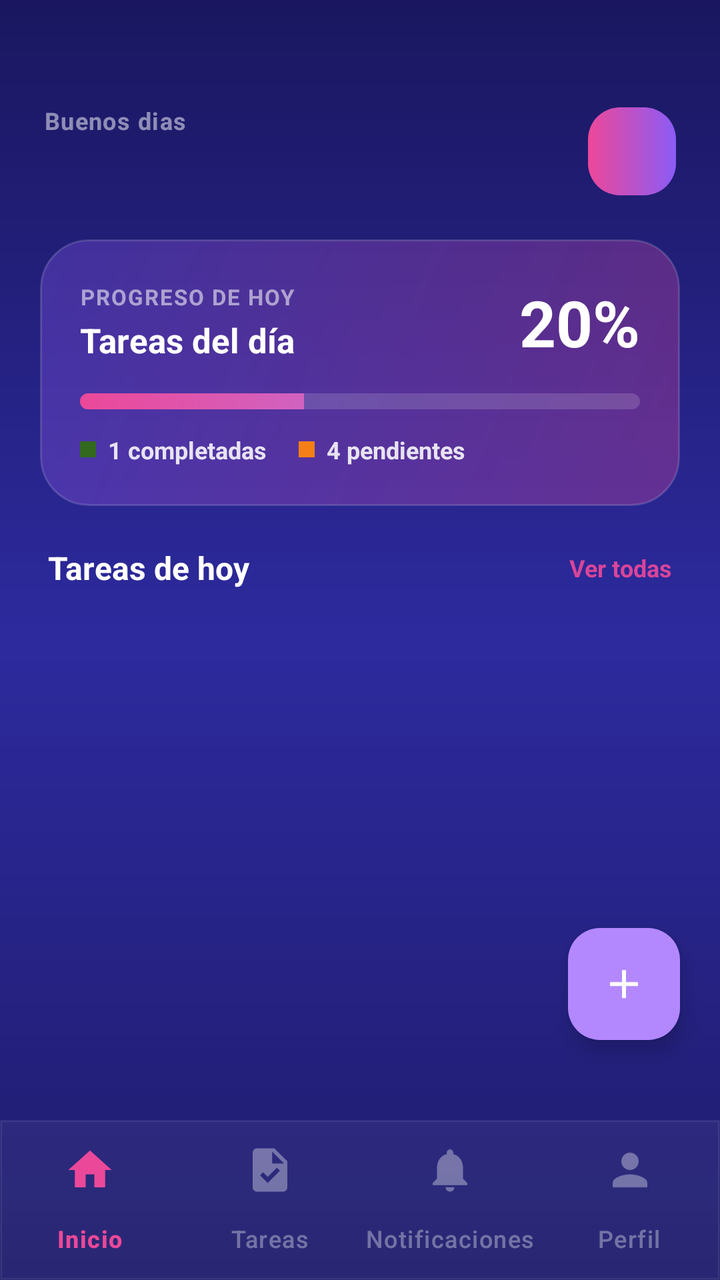
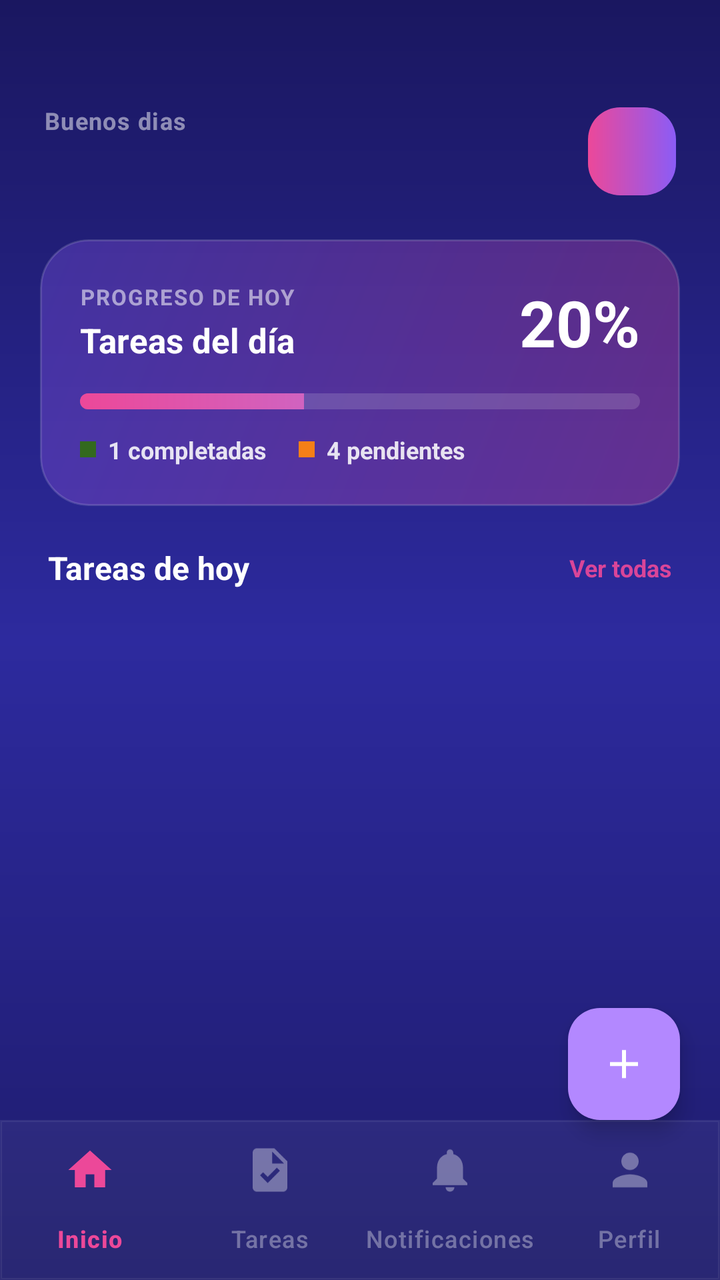

Compare the two renders of this Android layout. The source of the first and the diff that turns it into the second are given below.
<!-- AndroidManifest.xml: application theme Theme.AppTareas -->
<!-- res/layout/home.xml -->
<?xml version="1.0" encoding="utf-8"?>
<androidx.coordinatorlayout.widget.CoordinatorLayout
    xmlns:android="http://schemas.android.com/apk/res/android"
    xmlns:app="http://schemas.android.com/apk/res-auto"
    android:layout_width="match_parent"
    android:layout_height="match_parent"
    android:background="@drawable/bg_gradient_login"
    >
<androidx.core.widget.NestedScrollView
    android:layout_width="match_parent"
    android:layout_height="match_parent"

    android:fillViewport="true"
    android:paddingBottom="120dp"
    android:clipToPadding="false">

    <LinearLayout
        android:layout_width="match_parent"
        android:layout_height="match_parent"
        android:orientation="vertical">

        
        <LinearLayout
            android:layout_width="match_parent"
            android:layout_height="wrap_content"
            android:orientation="horizontal"
            android:paddingStart="22dp"
            android:paddingEnd="22dp"
            android:paddingTop="52dp"
            android:paddingBottom="20dp"
            android:gravity="center_vertical"
            >

            <LinearLayout
                android:layout_width="0dp"
                android:layout_height="wrap_content"
                android:orientation="vertical"
                android:layout_weight="1">

                <TextView
                    android:layout_width="wrap_content"
                    android:layout_height="wrap_content"
                    android:id="@+id/greeting"
                    android:text="Buenos dias"
                    android:textColor="#80FFFFFF"
                    android:textSize="12sp"
                    android:textStyle="bold"
                    android:letterSpacing="0.04"
                    />

                <TextView
                    android:id="@+id/userName"
                    android:text=" "
                    android:layout_width="wrap_content"
                    android:layout_height="wrap_content"
                    android:layout_marginTop="2dp"
                    android:textColor="#FFFFFF"
                    android:textSize="22sp"
                    android:textStyle="bold"

                    />

            </LinearLayout>

            <androidx.cardview.widget.CardView
                android:id="@+id/cvAvatar"
                android:layout_width="44dp"
                android:layout_height="44dp"
                app:cardCornerRadius="14dp"
                android:padding="20dp"
                app:cardBackgroundColor="#00000000"
                app:cardElevation="0dp"
                android:layout_marginLeft="10dp"
                >
                <ImageView android:id="@+id/avatar"
                    android:layout_width="match_parent"
                    android:layout_height="match_parent"
                    android:background="@drawable/bg_button_gradient"
                    android:scaleType="centerCrop"
                    android:contentDescription="Avatar"
                    />
            </androidx.cardview.widget.CardView>



        </LinearLayout>

        
        <androidx.cardview.widget.CardView
            android:layout_width="match_parent"
            android:layout_height="wrap_content"
            android:layout_marginStart="20dp"
            android:layout_marginEnd="20dp"
            android:layout_marginBottom="20dp"
            app:cardCornerRadius="24dp"
            app:cardBackgroundColor="#00000000"
            app:cardElevation="0dp">

            <LinearLayout
                android:layout_width="match_parent"
                android:layout_height="wrap_content"
                android:orientation="vertical"
                android:background="@drawable/bg_progress_card"
                android:padding="20dp">

                
                <LinearLayout
                    android:layout_width="match_parent"
                    android:layout_height="wrap_content"
                    android:orientation="horizontal"
                    android:gravity="center_vertical"
                    android:layout_marginBottom="14dp">

                    <LinearLayout
                        android:layout_width="0dp"
                        android:layout_height="wrap_content"
                        android:layout_weight="1"
                        android:orientation="vertical">

                        <TextView
                            android:layout_width="wrap_content"
                            android:layout_height="wrap_content"
                            android:text="PROGRESO DE HOY"
                            android:textColor="#8CFFFFFF"
                            android:textSize="11sp"
                            android:textStyle="bold"
                            android:letterSpacing="0.06" />

                        <TextView
                            android:layout_width="wrap_content"
                            android:layout_height="wrap_content"
                            android:layout_marginTop="3dp"
                            android:text="Tareas del día"
                            android:textColor="#FFFFFF"
                            android:textSize="17sp"
                            android:textStyle="bold" />

                    </LinearLayout>

                    <TextView
                        android:id="@+id/tvProgressPercent"
                        android:layout_width="wrap_content"
                        android:layout_height="wrap_content"
                        android:text="20%"
                        android:textColor="#FFFFFF"
                        android:textSize="32sp"
                        android:textStyle="bold" />

                </LinearLayout>

                
                <ProgressBar
                    android:id="@+id/progressBar"
                    style="@style/Widget.AppCompat.ProgressBar.Horizontal"
                    android:layout_width="match_parent"
                    android:layout_height="8dp"
                    android:progress="40"
                    android:max="100"
                    android:progressDrawable="@drawable/progress_bar_gradient"
                    android:background="@drawable/progress_bar_bg"/>

                
                <LinearLayout
                    android:layout_width="match_parent"
                    android:layout_height="wrap_content"
                    android:orientation="horizontal"
                    android:layout_marginTop="12dp"
                    android:gravity="center_vertical">

                    
                    <View
                        android:layout_width="8dp"
                        android:layout_height="8dp"
                        android:background="#33691E" />

                    <TextView
                        android:id="@+id/tvDoneCount"
                        android:layout_width="wrap_content"
                        android:layout_height="wrap_content"
                        android:layout_marginStart="6dp"
                        android:text="1 completadas"
                        android:textColor="#DCFFFFFF"
                        android:textSize="12sp"
                        android:textStyle="bold" />

                    
                    <View
                        android:layout_width="8dp"
                        android:layout_height="8dp"
                        android:layout_marginStart="16dp"
                        android:background="#F57F17"
                        />

                    <TextView
                        android:id="@+id/tvPendingCount"
                        android:layout_width="wrap_content"
                        android:layout_height="wrap_content"
                        android:layout_marginStart="6dp"
                        android:text="4 pendientes"
                        android:textColor="#DCFFFFFF"
                        android:textSize="12sp"
                        android:textStyle="bold" />

                </LinearLayout>

            </LinearLayout>
        </androidx.cardview.widget.CardView>

        
        <LinearLayout
            android:layout_width="match_parent"
            android:layout_height="wrap_content"
            android:orientation="horizontal"
            android:paddingStart="24dp"
            android:paddingEnd="24dp"
            android:paddingBottom="12dp"
            android:gravity="center_vertical">

            <TextView
                android:layout_width="0dp"
                android:layout_height="wrap_content"
                android:layout_weight="1"
                android:text="Tareas de hoy"
                android:textColor="#FFFFFF"
                android:textSize="16sp"
                android:textStyle="bold" />

            <TextView
                android:id="@+id/tvSeeAll"
                android:layout_width="wrap_content"
                android:layout_height="wrap_content"
                android:text="Ver todas"
                android:textColor="#E6EC4899"
                android:textSize="12sp"
                android:textStyle="bold"
                android:clickable="true"
                />

        </LinearLayout>

        
        <androidx.recyclerview.widget.RecyclerView
            android:id="@+id/rvTasks"
            android:layout_width="match_parent"
            android:layout_height="wrap_content"
            android:paddingStart="20dp"
            android:paddingEnd="20dp"
            android:clipToPadding="false"
            android:nestedScrollingEnabled="false"
            app:layoutManager="androidx.recyclerview.widget.LinearLayoutManager"
            />







    </LinearLayout>


    </androidx.core.widget.NestedScrollView>

    <com.google.android.material.bottomnavigation.BottomNavigationView
        android:id="@+id/bottomNav"
        android:layout_width="match_parent"
        android:layout_height="wrap_content"
        android:layout_gravity="bottom"
        android:background="@drawable/bg_bottom_nav"
        app:labelVisibilityMode="labeled"
        app:elevation="0dp"
        app:menu="@menu/bottom_nav_menu"
        app:itemIconSize="26dp"
        app:itemTextColor="@color/bottom_nav"

        app:itemIconTint="@color/bottom_nav"
        app:itemActiveIndicatorStyle="@android:style/Widget.DeviceDefault"

    >



    </com.google.android.material.bottomnavigation.BottomNavigationView>
    <com.google.android.material.floatingactionbutton.ExtendedFloatingActionButton
        android:id="@+id/fab"
        android:layout_width="wrap_content"
        android:layout_height="wrap_content"
        android:layout_gravity="bottom|end"
        android:layout_marginBottom="120dp"
        android:layout_marginEnd="20dp"


        app:icon="@drawable/ic_add"
        app:iconTint="#FFFFFF"
        app:backgroundTint="#B388FF"
        app:elevation="6dp"/>



</androidx.coordinatorlayout.widget.CoordinatorLayout>
<!-- resources referenced by this layout -->
<resources>
  <!-- drawable bg_bottom_nav (drawable) -->
  <?xml version="1.0" encoding="utf-8"?>
  <shape xmlns:android="http://schemas.android.com/apk/res/android">
      <solid android:color="#0DFFFFFF" />
      <stroke android:width="1dp" android:color="#14FFFFFF" />
  </shape>
  <!-- drawable bg_button_gradient (drawable) -->
  <?xml version="1.0" encoding="utf-8"?>
  <shape xmlns:android="http://schemas.android.com/apk/res/android"
      android:shape="rectangle">
      <gradient
          android:type="linear"
          android:angle="0"
          android:startColor="#FFEC4899"
          android:endColor="#FF8B5CF6" />
      <corners android:radius="16dp" />
  </shape>
  <!-- drawable bg_gradient_login (drawable) -->
  <?xml version="1.0" encoding="utf-8"?>
  <shape xmlns:android="http://schemas.android.com/apk/res/android">
  
      <gradient
          android:type="linear"
          android:angle="160"
          android:startColor="#FF1A1760"
          android:centerColor="#FF2D2A9E"
          android:endColor="#FF1E1B6B" />
  
  
  </shape>
  <!-- drawable bg_progress_card (drawable) -->
  <?xml version="1.0" encoding="utf-8"?>
  <shape xmlns:android="http://schemas.android.com/apk/res/android"
      android:shape="rectangle">
      <gradient
          android:type="linear"
          android:angle="135"
          android:startColor="#4DEC4899"
          android:endColor="#4D8B5CF6" />
      <stroke
          android:width="1dp"
          android:color="#26FFFFFF" />
      <corners android:radius="24dp" />
  </shape>
  <!-- drawable ic_add (drawable) -->
  <vector xmlns:android="http://schemas.android.com/apk/res/android" android:height="24dp" android:tint="#000000" android:viewportHeight="24" android:viewportWidth="24" android:width="24dp">
        
      <path android:fillColor="@android:color/white" android:pathData="M19,13h-6v6h-2v-6H5v-2h6V5h2v6h6v2z"/>
      
  </vector>
  <!-- drawable progress_bar_bg (drawable) -->
  <?xml version="1.0" encoding="utf-8"?>
  <shape xmlns:android="http://schemas.android.com/apk/res/android"
      android:shape="rectangle">
      <solid android:color="#26FFFFFF" />
      <corners android:radius="99dp" />
  </shape>
  <!-- drawable progress_bar_gradient (drawable) -->
  <?xml version="1.0" encoding="utf-8"?>
  <layer-list xmlns:android="http://schemas.android.com/apk/res/android">
      <item android:id="@android:id/progress">
          <clip>
              <shape android:shape="rectangle">
                  <gradient
                      android:type="linear"
                      android:angle="0"
                      android:startColor="#FFEC4899"
                      android:endColor="#FFA78BFA" />
                  <corners android:radius="99dp" />
              </shape>
          </clip>
      </item>
  </layer-list>
  <style name="Theme.AppTareas" parent="Base.Theme.AppTareas" />
  <style name="Base.Theme.AppTareas" parent="Theme.Material3.DayNight.NoActionBar">
          
          
      </style>
</resources>

<!-- the commit's change to res/layout/home.xml (unified diff, before → after) -->
@@ -4,260 +4,232 @@
     xmlns:app="http://schemas.android.com/apk/res-auto"
     android:layout_width="match_parent"
     android:layout_height="match_parent"
-    android:background="@drawable/bg_gradient_login"
-    >
-<androidx.core.widget.NestedScrollView
-    android:layout_width="match_parent"
-    android:layout_height="match_parent"
-
-    android:fillViewport="true"
-    android:paddingBottom="120dp"
-    android:clipToPadding="false">
-
-    <LinearLayout
+    android:background="@drawable/bg_gradient_login">
+
+    <androidx.core.widget.NestedScrollView
         android:layout_width="match_parent"
         android:layout_height="match_parent"
-        android:orientation="vertical">
-
-        
+        android:layout_marginBottom="80dp" android:fillViewport="true"
+        android:paddingBottom="90dp"       android:clipToPadding="false">
+
         <LinearLayout
             android:layout_width="match_parent"
-            android:layout_height="wrap_content"
-            android:orientation="horizontal"
-            android:paddingStart="22dp"
-            android:paddingEnd="22dp"
-            android:paddingTop="52dp"
-            android:paddingBottom="20dp"
-            android:gravity="center_vertical"
-            >
+            android:layout_height="match_parent"
+            android:orientation="vertical">
 
             <LinearLayout
-                android:layout_width="0dp"
-                android:layout_height="wrap_content"
-                android:orientation="vertical"
-                android:layout_weight="1">
+                android:layout_width="match_parent"
+                android:layout_height="wrap_content"
+                android:orientation="horizontal"
+                android:paddingStart="22dp"
+                android:paddingEnd="22dp"
+                android:paddingTop="52dp"
+                android:paddingBottom="20dp"
+                android:gravity="center_vertical">
+
+                <LinearLayout
+                    android:layout_width="0dp"
+                    android:layout_height="wrap_content"
+                    android:orientation="vertical"
+                    android:layout_weight="1">
+
+                    <TextView
+                        android:layout_width="wrap_content"
+                        android:layout_height="wrap_content"
+                        android:id="@+id/greeting"
+                        android:text="Buenos dias"
+                        android:textColor="#80FFFFFF"
+                        android:textSize="12sp"
+                        android:textStyle="bold"
+                        android:letterSpacing="0.04" />
+
+                    <TextView
+                        android:id="@+id/userName"
+                        android:text=" "
+                        android:layout_width="wrap_content"
+                        android:layout_height="wrap_content"
+                        android:layout_marginTop="2dp"
+                        android:textColor="#FFFFFF"
+                        android:textSize="22sp"
+                        android:textStyle="bold" />
+
+                </LinearLayout>
+
+                <androidx.cardview.widget.CardView
+                    android:id="@+id/cvAvatar"
+                    android:layout_width="44dp"
+                    android:layout_height="44dp"
+                    app:cardCornerRadius="14dp"
+                    android:padding="20dp"
+                    app:cardBackgroundColor="#00000000"
+                    app:cardElevation="0dp"
+                    android:layout_marginLeft="10dp">
+
+                    <ImageView android:id="@+id/avatar"
+                        android:layout_width="match_parent"
+                        android:layout_height="match_parent"
+                        android:background="@drawable/bg_button_gradient"
+                        android:scaleType="centerCrop"
+                        android:contentDescription="Avatar" />
+                </androidx.cardview.widget.CardView>
+
+            </LinearLayout>
+
+            <androidx.cardview.widget.CardView
+                android:layout_width="match_parent"
+                android:layout_height="wrap_content"
+                android:layout_marginStart="20dp"
+                android:layout_marginEnd="20dp"
+                android:layout_marginBottom="20dp"
+                app:cardCornerRadius="24dp"
+                app:cardBackgroundColor="#00000000"
+                app:cardElevation="0dp">
+
+                <LinearLayout
+                    android:layout_width="match_parent"
+                    android:layout_height="wrap_content"
+                    android:orientation="vertical"
+                    android:background="@drawable/bg_progress_card"
+                    android:padding="20dp">
+
+                    <LinearLayout
+                        android:layout_width="match_parent"
+                        android:layout_height="wrap_content"
+                        android:orientation="horizontal"
+                        android:gravity="center_vertical"
+                        android:layout_marginBottom="14dp">
+
+                        <LinearLayout
+                            android:layout_width="0dp"
+                            android:layout_height="wrap_content"
+                            android:layout_weight="1"
+                            android:orientation="vertical">
+
+                            <TextView
+                                android:layout_width="wrap_content"
+                                android:layout_height="wrap_content"
+                                android:text="PROGRESO DE HOY"
+                                android:textColor="#8CFFFFFF"
+                                android:textSize="11sp"
+                                android:textStyle="bold"
+                                android:letterSpacing="0.06" />
+
+                            <TextView
+                                android:layout_width="wrap_content"
+                                android:layout_height="wrap_content"
+                                android:layout_marginTop="3dp"
+                                android:text="Tareas del día"
+                                android:textColor="#FFFFFF"
+                                android:textSize="17sp"
+                                android:textStyle="bold" />
+
+                        </LinearLayout>
+
+                        <TextView
+                            android:id="@+id/tvProgressPercent"
+                            android:layout_width="wrap_content"
+                            android:layout_height="wrap_content"
+                            android:text="20%"
+                            android:textColor="#FFFFFF"
+                            android:textSize="32sp"
+                            android:textStyle="bold" />
+
+                    </LinearLayout>
+
+                    <ProgressBar
+                        android:id="@+id/progressBar"
+                        style="@style/Widget.AppCompat.ProgressBar.Horizontal"
+                        android:layout_width="match_parent"
+                        android:layout_height="8dp"
+                        android:progress="40"
+                        android:max="100"
+                        android:progressDrawable="@drawable/progress_bar_gradient"
+                        android:background="@drawable/progress_bar_bg"/>
+
+                    <LinearLayout
+                        android:layout_width="match_parent"
+                        android:layout_height="wrap_content"
+                        android:orientation="horizontal"
+                        android:layout_marginTop="12dp"
+                        android:gravity="center_vertical">
+
+                        <View
+                            android:layout_width="8dp"
+                            android:layout_height="8dp"
+                            android:background="#33691E" />
+
+                        <TextView
+                            android:id="@+id/tvDoneCount"
+                            android:layout_width="wrap_content"
+                            android:layout_height="wrap_content"
+                            android:layout_marginStart="6dp"
+                            android:text="1 completadas"
+                            android:textColor="#DCFFFFFF"
+                            android:textSize="12sp"
+                            android:textStyle="bold" />
+
+                        <View
+                            android:layout_width="8dp"
+                            android:layout_height="8dp"
+                            android:layout_marginStart="16dp"
+                            android:background="#F57F17" />
+
+                        <TextView
+                            android:id="@+id/tvPendingCount"
+                            android:layout_width="wrap_content"
+                            android:layout_height="wrap_content"
+                            android:layout_marginStart="6dp"
+                            android:text="4 pendientes"
+                            android:textColor="#DCFFFFFF"
+                            android:textSize="12sp"
+                            android:textStyle="bold" />
+
+                    </LinearLayout>
+
+                </LinearLayout>
+            </androidx.cardview.widget.CardView>
+
+            <LinearLayout
+                android:layout_width="match_parent"
+                android:layout_height="wrap_content"
+                android:orientation="horizontal"
+                android:paddingStart="24dp"
+                android:paddingEnd="24dp"
+                android:paddingBottom="12dp"
+                android:gravity="center_vertical">
 
                 <TextView
+                    android:layout_width="0dp"
+                    android:layout_height="wrap_content"
+                    android:layout_weight="1"
+                    android:text="Tareas de hoy"
+                    android:textColor="#FFFFFF"
+                    android:textSize="16sp"
+                    android:textStyle="bold" />
+
+                <TextView
+                    android:id="@+id/tvSeeAll"
                     android:layout_width="wrap_content"
                     android:layout_height="wrap_content"
-                    android:id="@+id/greeting"
-                    android:text="Buenos dias"
-                    android:textColor="#80FFFFFF"
+                    android:text="Ver todas"
+                    android:textColor="#E6EC4899"
                     android:textSize="12sp"
                     android:textStyle="bold"
-                    android:letterSpacing="0.04"
-                    />
-
-                <TextView
-                    android:id="@+id/userName"
-                    android:text=" "
-                    android:layout_width="wrap_content"
-                    android:layout_height="wrap_content"
-                    android:layout_marginTop="2dp"
-                    android:textColor="#FFFFFF"
-                    android:textSize="22sp"
-                    android:textStyle="bold"
-
-                    />
+                    android:clickable="true" />
 
             </LinearLayout>
 
-            <androidx.cardview.widget.CardView
-                android:id="@+id/cvAvatar"
-                android:layout_width="44dp"
-                android:layout_height="44dp"
-                app:cardCornerRadius="14dp"
-                android:padding="20dp"
-                app:cardBackgroundColor="#00000000"
-                app:cardElevation="0dp"
-                android:layout_marginLeft="10dp"
-                >
-                <ImageView android:id="@+id/avatar"
-                    android:layout_width="match_parent"
-                    android:layout_height="match_parent"
-                    android:background="@drawable/bg_button_gradient"
-                    android:scaleType="centerCrop"
-                    android:contentDescription="Avatar"
-                    />
-            </androidx.cardview.widget.CardView>
-
-
+            <androidx.recyclerview.widget.RecyclerView
+                android:id="@+id/rvTasks"
+                android:layout_width="match_parent"
+                android:layout_height="wrap_content"
+                android:paddingStart="20dp"
+                android:paddingEnd="20dp"
+                android:clipToPadding="false"
+                android:nestedScrollingEnabled="false"
+                app:layoutManager="androidx.recyclerview.widget.LinearLayoutManager" />
 
         </LinearLayout>
-
-        
-        <androidx.cardview.widget.CardView
-            android:layout_width="match_parent"
-            android:layout_height="wrap_content"
-            android:layout_marginStart="20dp"
-            android:layout_marginEnd="20dp"
-            android:layout_marginBottom="20dp"
-            app:cardCornerRadius="24dp"
-            app:cardBackgroundColor="#00000000"
-            app:cardElevation="0dp">
-
-            <LinearLayout
-                android:layout_width="match_parent"
-                android:layout_height="wrap_content"
-                android:orientation="vertical"
-                android:background="@drawable/bg_progress_card"
-                android:padding="20dp">
-
-                
-                <LinearLayout
-                    android:layout_width="match_parent"
-                    android:layout_height="wrap_content"
-                    android:orientation="horizontal"
-                    android:gravity="center_vertical"
-                    android:layout_marginBottom="14dp">
-
-                    <LinearLayout
-                        android:layout_width="0dp"
-                        android:layout_height="wrap_content"
-                        android:layout_weight="1"
-                        android:orientation="vertical">
-
-                        <TextView
-                            android:layout_width="wrap_content"
-                            android:layout_height="wrap_content"
-                            android:text="PROGRESO DE HOY"
-                            android:textColor="#8CFFFFFF"
-                            android:textSize="11sp"
-                            android:textStyle="bold"
-                            android:letterSpacing="0.06" />
-
-                        <TextView
-                            android:layout_width="wrap_content"
-                            android:layout_height="wrap_content"
-                            android:layout_marginTop="3dp"
-                            android:text="Tareas del día"
-                            android:textColor="#FFFFFF"
-                            android:textSize="17sp"
-                            android:textStyle="bold" />
-
-                    </LinearLayout>
-
-                    <TextView
-                        android:id="@+id/tvProgressPercent"
-                        android:layout_width="wrap_content"
-                        android:layout_height="wrap_content"
-                        android:text="20%"
-                        android:textColor="#FFFFFF"
-                        android:textSize="32sp"
-                        android:textStyle="bold" />
-
-                </LinearLayout>
-
-                
-                <ProgressBar
-                    android:id="@+id/progressBar"
-                    style="@style/Widget.AppCompat.ProgressBar.Horizontal"
-                    android:layout_width="match_parent"
-                    android:layout_height="8dp"
-                    android:progress="40"
-                    android:max="100"
-                    android:progressDrawable="@drawable/progress_bar_gradient"
-                    android:background="@drawable/progress_bar_bg"/>
-
-                
-                <LinearLayout
-                    android:layout_width="match_parent"
-                    android:layout_height="wrap_content"
-                    android:orientation="horizontal"
-                    android:layout_marginTop="12dp"
-                    android:gravity="center_vertical">
-
-                    
-                    <View
-                        android:layout_width="8dp"
-                        android:layout_height="8dp"
-                        android:background="#33691E" />
-
-                    <TextView
-                        android:id="@+id/tvDoneCount"
-                        android:layout_width="wrap_content"
-                        android:layout_height="wrap_content"
-                        android:layout_marginStart="6dp"
-                        android:text="1 completadas"
-                        android:textColor="#DCFFFFFF"
-                        android:textSize="12sp"
-                        android:textStyle="bold" />
-
-                    
-                    <View
-                        android:layout_width="8dp"
-                        android:layout_height="8dp"
-                        android:layout_marginStart="16dp"
-                        android:background="#F57F17"
-                        />
-
-                    <TextView
-                        android:id="@+id/tvPendingCount"
-                        android:layout_width="wrap_content"
-                        android:layout_height="wrap_content"
-                        android:layout_marginStart="6dp"
-                        android:text="4 pendientes"
-                        android:textColor="#DCFFFFFF"
-                        android:textSize="12sp"
-                        android:textStyle="bold" />
-
-                </LinearLayout>
-
-            </LinearLayout>
-        </androidx.cardview.widget.CardView>
-
-        
-        <LinearLayout
-            android:layout_width="match_parent"
-            android:layout_height="wrap_content"
-            android:orientation="horizontal"
-            android:paddingStart="24dp"
-            android:paddingEnd="24dp"
-            android:paddingBottom="12dp"
-            android:gravity="center_vertical">
-
-            <TextView
-                android:layout_width="0dp"
-                android:layout_height="wrap_content"
-                android:layout_weight="1"
-                android:text="Tareas de hoy"
-                android:textColor="#FFFFFF"
-                android:textSize="16sp"
-                android:textStyle="bold" />
-
-            <TextView
-                android:id="@+id/tvSeeAll"
-                android:layout_width="wrap_content"
-                android:layout_height="wrap_content"
-                android:text="Ver todas"
-                android:textColor="#E6EC4899"
-                android:textSize="12sp"
-                android:textStyle="bold"
-                android:clickable="true"
-                />
-
-        </LinearLayout>
-
-        
-        <androidx.recyclerview.widget.RecyclerView
-            android:id="@+id/rvTasks"
-            android:layout_width="match_parent"
-            android:layout_height="wrap_content"
-            android:paddingStart="20dp"
-            android:paddingEnd="20dp"
-            android:clipToPadding="false"
-            android:nestedScrollingEnabled="false"
-            app:layoutManager="androidx.recyclerview.widget.LinearLayoutManager"
-            />
-
-
-
-
-
-
-
-    </LinearLayout>
-
 
     </androidx.core.widget.NestedScrollView>
 
@@ -272,29 +244,18 @@
         app:menu="@menu/bottom_nav_menu"
         app:itemIconSize="26dp"
         app:itemTextColor="@color/bottom_nav"
-
         app:itemIconTint="@color/bottom_nav"
-        app:itemActiveIndicatorStyle="@android:style/Widget.DeviceDefault"
-
-    >
-
-
-
-    </com.google.android.material.bottomnavigation.BottomNavigationView>
+        app:itemActiveIndicatorStyle="@android:style/Widget.DeviceDefault" />
+
     <com.google.android.material.floatingactionbutton.ExtendedFloatingActionButton
         android:id="@+id/fab"
         android:layout_width="wrap_content"
         android:layout_height="wrap_content"
         android:layout_gravity="bottom|end"
-        android:layout_marginBottom="120dp"
-        android:layout_marginEnd="20dp"
-
-
+        android:layout_marginBottom="80dp" android:layout_marginEnd="20dp"
         app:icon="@drawable/ic_add"
         app:iconTint="#FFFFFF"
         app:backgroundTint="#B388FF"
         app:elevation="6dp"/>
 
-
-
 </androidx.coordinatorlayout.widget.CoordinatorLayout>
